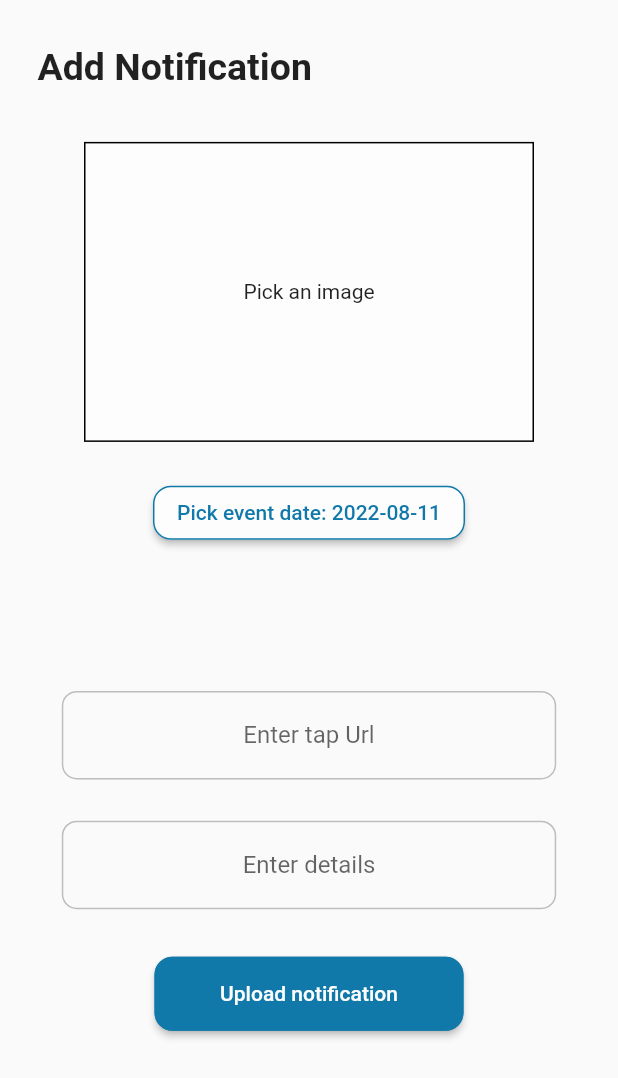
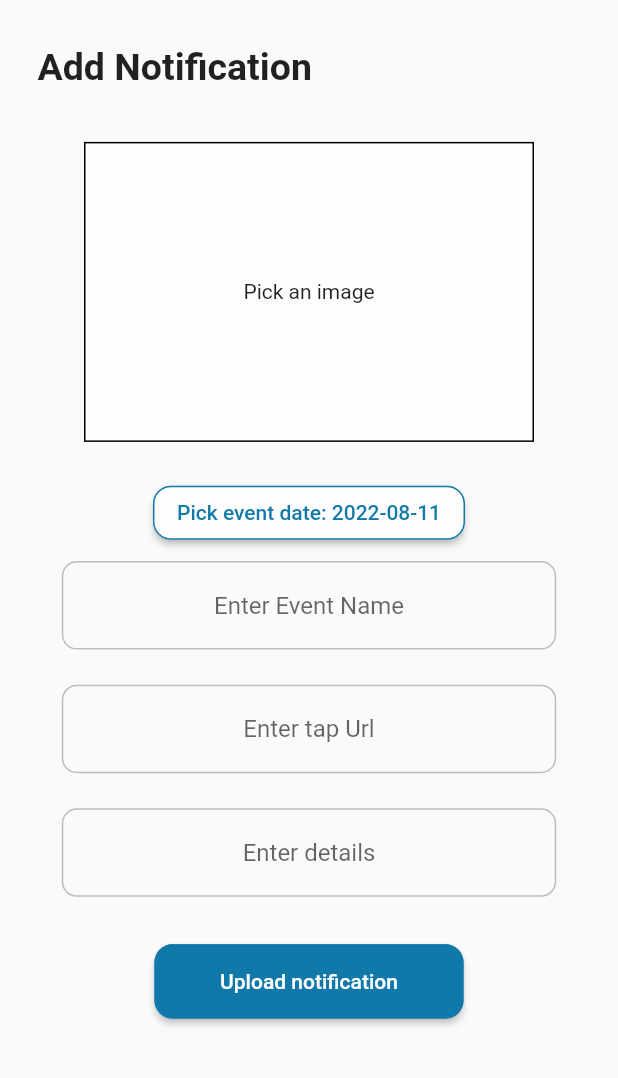
Before and after one commit to arunima-s/gecw-app, a Flutter app: the AddNotificationScreen screen opened directly with empty values, on a phone screen of 412 x 824 dp. Shown: the top 1078 px of the screen. Run offline on Flutter 3.47's test engine with Material 2 defaults, Android fonts, the phone set to English and light mode, and no system bars; our stand-ins replace auto_size_text, cached_network_image, card_swiper, firebase_auth, firebase_core, firebase_database and 10 more; missing offline and left inert: maps_launcher, web_scraper; accounts and stored records are empty.

Commit message:
Notification changes.

```diff
--- a/gecwapp/lib/Models/notificationModel.dart
+++ b/gecwapp/lib/Models/notificationModel.dart
@@ -1,9 +1,16 @@
 class NotificationModel {
-  final String image, link, details, userId, timeStamp, eventDate, user;
+  final String image,
+      link,
+      details,
+      userId,
+      timeStamp,
+      eventDate,
+      user,
+      eventName;
   final bool isVerified;
 
   NotificationModel(this.image, this.isVerified, this.link, this.details,
-      this.userId, this.timeStamp, this.eventDate, this.user);
+      this.userId, this.timeStamp, this.eventDate, this.user, this.eventName);
 
   NotificationModel.fromJson(Map<dynamic, dynamic> json)
       : image = json['image'] as String,
@@ -13,7 +20,8 @@ class NotificationModel {
         userId = json['uuid'] as String,
         timeStamp = json['time'] as String,
         eventDate = json['eventDate'] as String,
-        user = json['club'] as String;
+        user = json['club'] as String,
+        eventName = json['name'] as String;
 
   Map<dynamic, dynamic> toJson() => <dynamic, dynamic>{
         'image': image,
@@ -23,6 +31,7 @@ class NotificationModel {
         'uuid': userId,
         'time': timeStamp,
         'eventDate': eventDate,
-        'club': user
+        'club': user,
+        'name': eventName
       };
 }
--- a/gecwapp/lib/main.dart
+++ b/gecwapp/lib/main.dart
@@ -138,6 +138,7 @@ class _MyAppState extends State<MyApp> {
   ///
   void initNotifications() {
     flutterLocalNotificationsPlugin = new FlutterLocalNotificationsPlugin();
+    // var android = new AndroidInitializationSettings('@mipmap/ic_launcher');
     var android = new AndroidInitializationSettings('@mipmap/ic_launcher');
     var iOS = new IOSInitializationSettings();
     var initSetttings = new InitializationSettings(android: android, iOS: iOS);
--- a/gecwapp/lib/screens/NotificationScreens/addNotificationScreen.dart
+++ b/gecwapp/lib/screens/NotificationScreens/addNotificationScreen.dart
@@ -113,21 +113,21 @@ class _AddNotificationScreenState extends State<AddNotificationScreen> {
             Align(
               alignment: Alignment.center,
               child: SizedBox(
-                width: screenWidth * 0.3,
+                width: screenWidth * 0.8,
                 height: screenHeight * 0.08,
-                // child: TextField(
-                //   textInputAction: TextInputAction.next,
-                //   decoration: InputDecoration(
-                //       hintText: "Enter Event Name",
-                //       enabledBorder: OutlineInputBorder(
-                //           borderRadius: BorderRadius.circular(10.0),
-                //           borderSide: BorderSide(
-                //               width: 1,
-                //               color: Color.fromARGB(255, 189, 189, 189)))),
-                //   controller: nameController,
-                //   textAlign: TextAlign.center,
-                //   // decoration: InputDecoration(hintText: 'Enter name'),
-                // ),
+                child: TextField(
+                  textInputAction: TextInputAction.next,
+                  decoration: InputDecoration(
+                      hintText: "Enter Event Name",
+                      enabledBorder: OutlineInputBorder(
+                          borderRadius: BorderRadius.circular(10.0),
+                          borderSide: BorderSide(
+                              width: 1,
+                              color: Color.fromARGB(255, 189, 189, 189)))),
+                  controller: nameController,
+                  textAlign: TextAlign.center,
+                  // decoration: InputDecoration(hintText: 'Enter name'),
+                ),
 
                 // child: DropdownButton(
                 //   value: selectedClub,
@@ -147,7 +147,7 @@ class _AddNotificationScreenState extends State<AddNotificationScreen> {
                 // ),
               ),
             ),
-            GWSpace(screenHeight * 0.025, 0),
+            GWSpace(screenHeight * 0.02, 0),
 
             Align(
               alignment: Alignment.center,
@@ -169,7 +169,7 @@ class _AddNotificationScreenState extends State<AddNotificationScreen> {
                 ),
               ),
             ),
-            GWSpace(screenHeight * 0.025, 0),
+            GWSpace(screenHeight * 0.02, 0),
             // TextField(
             //   controller: tapUrlController,
             //   textAlign: TextAlign.center,
@@ -319,7 +319,8 @@ class _AddNotificationScreenState extends State<AddNotificationScreen> {
         uid.toString(),
         timeStamp,
         DateFormat('yyyy-MM-dd').format(selectedDate),
-        userData!.club!);
+        userData!.club!,
+        nameController.text);
 
     // final calendarModel = CalendarDataModel(
     //     nameController.text,
```
Also changed, not shown: gecwapp/lib/customWidgets/notificationScreenItem.dart (+6 -5 lines), gecwapp/lib/screens/mainScreen.dart (+11 -5 lines), 5 other files.
